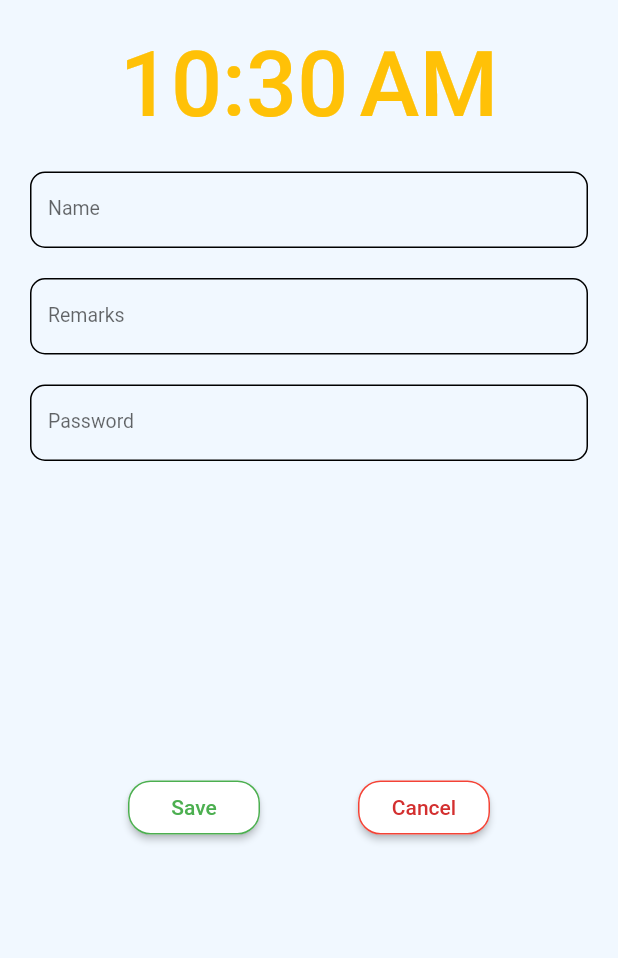
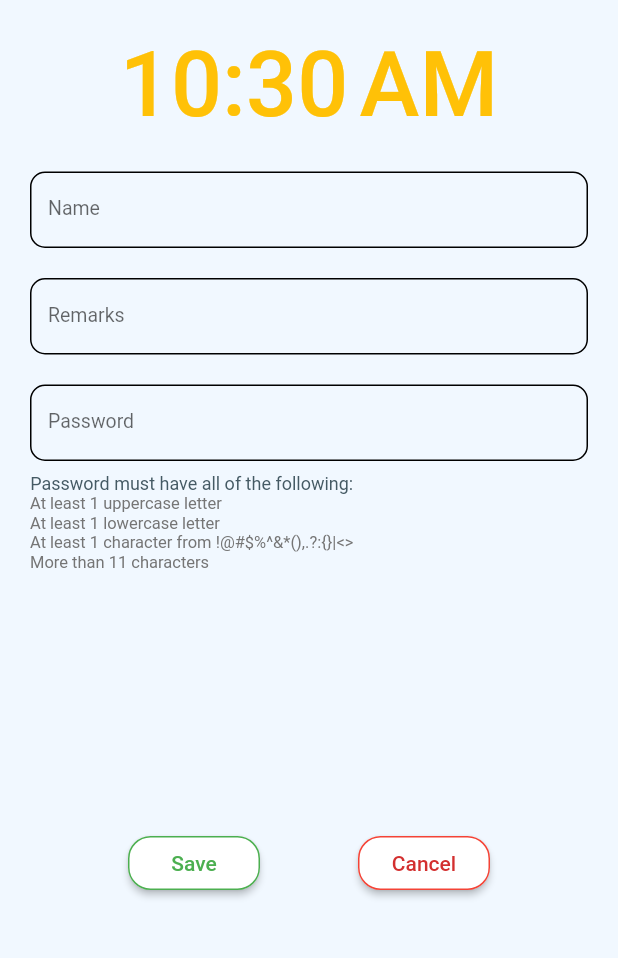
Before and after one commit to Clouddoggo/flutter-alarm, a Flutter app: the AddAlarmPage screen opened by its route, on a phone screen of 412 x 824 dp, the part 82-1040 px from its top. Run offline on Flutter 3.47's test engine with Material 2 defaults, Android fonts, the phone set to English and light mode, and no system bars; our stand-ins replace cloud_firestore, firebase_core, flutter_datetime_picker, flutter_local_notifications, flutter_native_timezone, rxdart and 2 more; accounts and stored records are empty.

Commit message:
add password rules

```diff
--- a/lib/addAlarm.dart
+++ b/lib/addAlarm.dart
@@ -70,7 +70,6 @@ class _AddAlarmPageState extends State<AddAlarmPage> {
   @override
   Widget build(BuildContext context) {
     return Scaffold(
-      resizeToAvoidBottomInset: false,
       backgroundColor: Color(0xffF1F8FF),
       body: SafeArea(
         child: Container(
@@ -125,6 +124,7 @@ class _AddAlarmPageState extends State<AddAlarmPage> {
                       padding: const EdgeInsets.only(top: 20.0),
                       child: buildPasswordField(onChangePassword),
                     ),
+                    buildPasswordRules(),
                   ],
                 ),
               ),
--- a/lib/editAlarm.dart
+++ b/lib/editAlarm.dart
@@ -141,6 +141,7 @@ class _EditAlarmPageState extends State<EditAlarmPage> {
                       padding: const EdgeInsets.only(top: 20.0),
                       child: buildPasswordField(onChangePassword),
                     ),
+                    buildPasswordRules(),
                   ],
                 ),
               ),
--- a/lib/main.dart
+++ b/lib/main.dart
@@ -15,7 +15,6 @@ import 'settings.dart';
 import 'alarmRing.dart';
 import 'homepage.dart';
 
-// TODO: test on phone
 FlutterLocalNotificationsPlugin localNotificationsPlugin =
     FlutterLocalNotificationsPlugin();
 
--- a/lib/util/widgetsUtil.dart
+++ b/lib/util/widgetsUtil.dart
@@ -85,3 +85,24 @@ TextFormField buildNameField(Function onChangedName) {
     onChanged: onChangedName,
   );
 }
+
+Align buildPasswordRules() {
+  return Align(
+    alignment: Alignment.centerLeft,
+    child: Column(
+      children: [
+        Padding(
+          padding: const EdgeInsets.only(top: 8.0),
+          child: Text(
+            "Password must have all of the following:",
+            style: TextStyle(fontSize: 12.0, color: Colors.blueGrey[700]),
+          ),
+        ),
+        Text(
+          "At least 1 uppercase letter\nAt least 1 lowercase letter\nAt least 1 character from !@#\$%^&*(),.?:{}|<>\nMore than 11 characters",
+          style: TextStyle(fontSize: 11.0, color: Colors.grey[600]),
+        ),
+      ],
+    ),
+  );
+}
```
